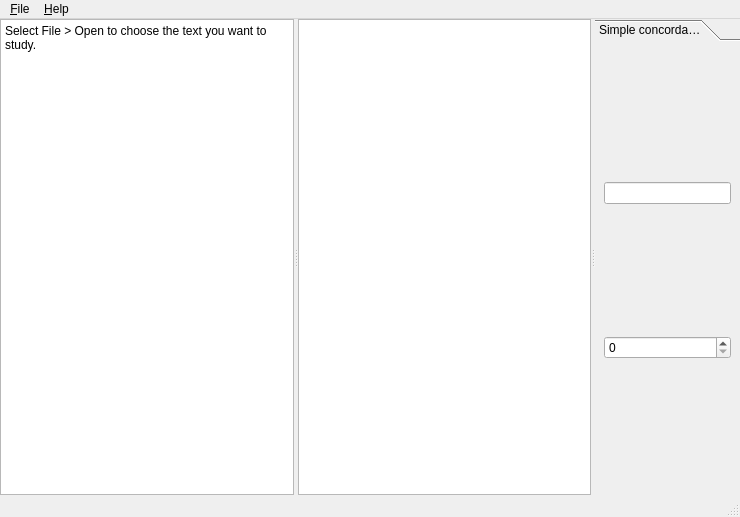
The window that concordar/main_window.ui (ludofischer/concordar) describes before a commit, drawn with Qt 5.
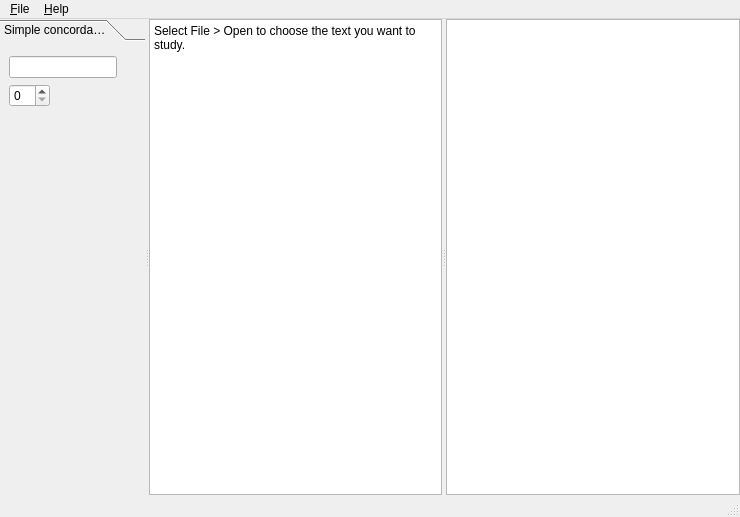
The same window after the commit.

Patch:
```diff
--- a/concordar/main_window.ui
+++ b/concordar/main_window.ui
@@ -17,7 +17,10 @@
    <bool>true</bool>
   </property>
   <widget class="QWidget" name="centralwidget">
-   <layout class="QHBoxLayout" name="horizontalLayout">
+   <layout class="QVBoxLayout" name="verticalLayout_2">
+    <property name="spacing">
+     <number>0</number>
+    </property>
     <property name="margin">
      <number>0</number>
     </property>
@@ -26,31 +29,6 @@
       <property name="orientation">
        <enum>Qt::Horizontal</enum>
       </property>
-      <widget class="QPlainTextEdit" name="textBrowser">
-       <property name="sizePolicy">
-        <sizepolicy hsizetype="Expanding" vsizetype="Expanding">
-         <horstretch>0</horstretch>
-         <verstretch>0</verstretch>
-        </sizepolicy>
-       </property>
-       <property name="readOnly">
-        <bool>true</bool>
-       </property>
-       <property name="plainText">
-        <string notr="true">Select File &gt; Open to choose the text you want to study.</string>
-       </property>
-      </widget>
-      <widget class="QListView" name="matchesView">
-       <property name="sizePolicy">
-        <sizepolicy hsizetype="Expanding" vsizetype="Expanding">
-         <horstretch>0</horstretch>
-         <verstretch>0</verstretch>
-        </sizepolicy>
-       </property>
-       <property name="editTriggers">
-        <set>QAbstractItemView::NoEditTriggers</set>
-       </property>
-      </widget>
       <widget class="QToolBox" name="toolBox">
        <property name="currentIndex">
         <number>0</number>
@@ -67,16 +45,49 @@
         <attribute name="label">
          <string>Simple concordance</string>
         </attribute>
-        <layout class="QVBoxLayout" name="verticalLayout">
-         <item>
-          <widget class="QLineEdit" name="searchBox"/>
+        <layout class="QFormLayout" name="formLayout">
+         <item row="0" column="0">
+          <widget class="QLineEdit" name="searchBox">
+           <property name="alignment">
+            <set>Qt::AlignLeading|Qt::AlignLeft|Qt::AlignVCenter</set>
+           </property>
+          </widget>
          </item>
-         <item>
-          <widget class="QSpinBox" name="radiusBox"/>
+         <item row="1" column="0">
+          <widget class="QSpinBox" name="radiusBox">
+           <property name="alignment">
+            <set>Qt::AlignLeading|Qt::AlignLeft|Qt::AlignVCenter</set>
+           </property>
+          </widget>
          </item>
         </layout>
        </widget>
       </widget>
+      <widget class="QPlainTextEdit" name="textBrowser">
+       <property name="sizePolicy">
+        <sizepolicy hsizetype="Expanding" vsizetype="Expanding">
+         <horstretch>0</horstretch>
+         <verstretch>0</verstretch>
+        </sizepolicy>
+       </property>
+       <property name="readOnly">
+        <bool>true</bool>
+       </property>
+       <property name="plainText">
+        <string notr="true">Select File &gt; Open to choose the text you want to study.</string>
+       </property>
+      </widget>
+      <widget class="QListView" name="matchesView">
+       <property name="sizePolicy">
+        <sizepolicy hsizetype="Expanding" vsizetype="Expanding">
+         <horstretch>0</horstretch>
+         <verstretch>0</verstretch>
+        </sizepolicy>
+       </property>
+       <property name="editTriggers">
+        <set>QAbstractItemView::NoEditTriggers</set>
+       </property>
+      </widget>
      </widget>
     </item>
    </layout>
```
